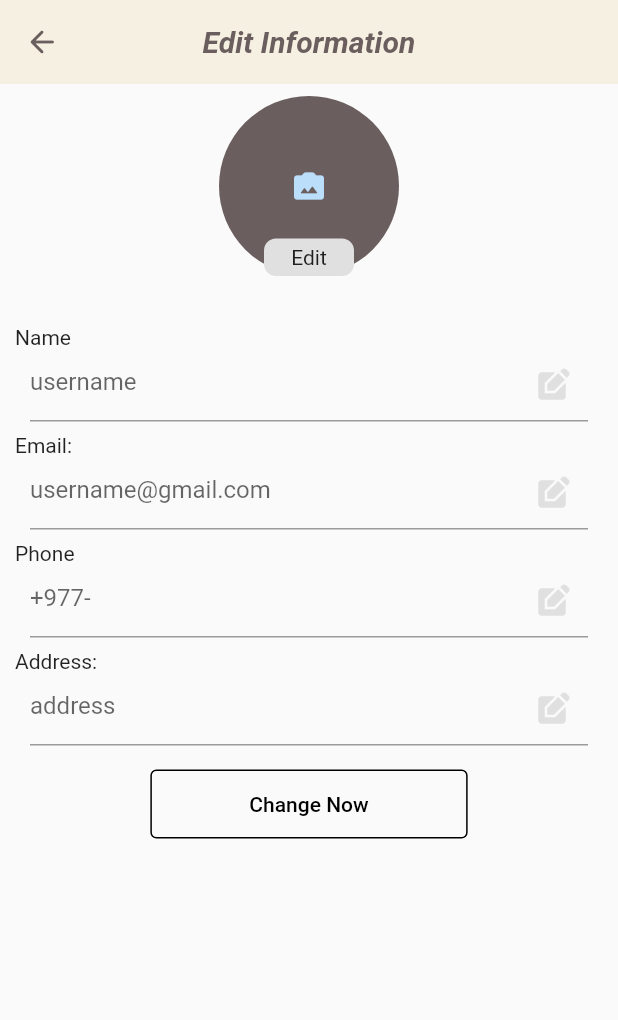
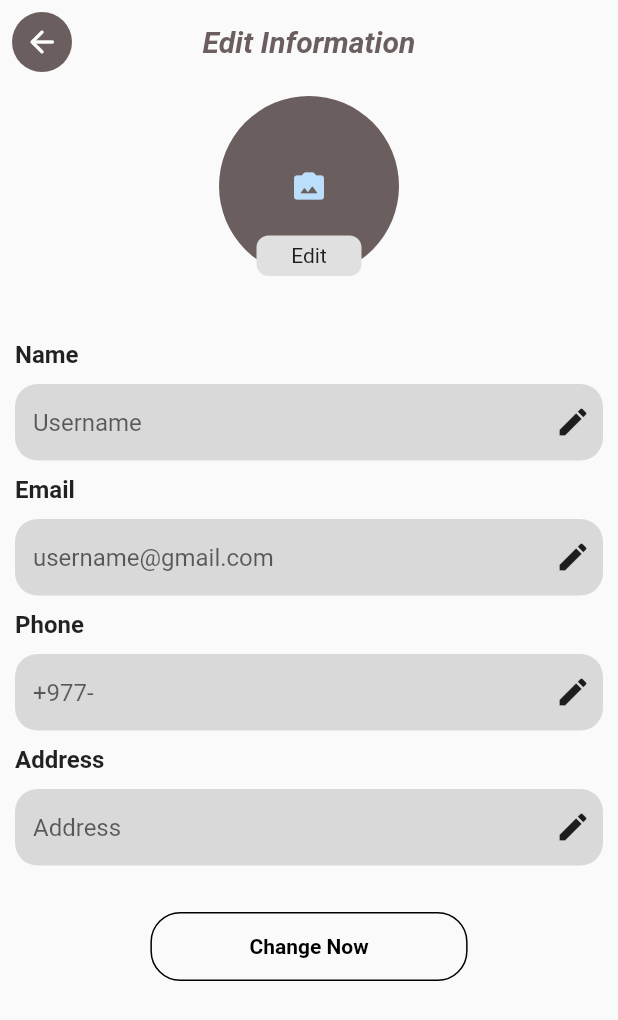
Before and after one commit to aakritip15/E_commerce, a Flutter app: the EditInfo screen opened directly, on a phone screen of 412 x 824 dp. Shown: the top 1020 px of the screen. Run offline on Flutter 3.47's test engine with Material 2 defaults, Android fonts, the phone set to English and light mode, and no system bars; our stand-ins replace cloud_firestore, feather_icons, firebase_auth, firebase_core, google_fonts; accounts and stored records are empty; Roboto replaces fonts that are missing (Times).

Commit message:
Edit information ui updated

```diff
--- a/lib/Screens/edit_information.dart
+++ b/lib/Screens/edit_information.dart
@@ -1,4 +1,5 @@
 import 'package:flutter/material.dart';
+import 'package:google_fonts/google_fonts.dart';
 import '/consts/colors.dart';
 import '/widgets/customTextFormField.dart';
 import '/widgets/myTextField.dart';
@@ -21,12 +22,23 @@ class _EditInfoState extends State<EditInfo> {
             style: TextStyle(
               fontWeight: FontWeight.bold,
               fontStyle: FontStyle.italic,
+              fontFamily: 'Times',
+              wordSpacing: 0,
             ),
           ),
           centerTitle: true,
           elevation: 0.0,
-          leading: Icon(Icons.arrow_back_rounded),
-          backgroundColor: kAlmond,
+          leading: const Padding(
+            padding: EdgeInsets.all(8.0),
+            child: CircleAvatar(
+              backgroundColor: kBrown,
+              child: Icon(
+                Icons.arrow_back_rounded,
+                color: Colors.white,
+              ),
+            ),
+          ),
+          backgroundColor: Colors.transparent,
           foregroundColor: kBrown,
         ),
         body: Padding(
@@ -51,47 +63,187 @@ class _EditInfoState extends State<EditInfo> {
                         //TODO: Add functionality to Edit Button
                       },
                       child: Container(
-                        width: 60,
-                        height: 25,
+                        width: 70,
+                        height: 27,
 
                         // color: kBlue,
                         decoration: BoxDecoration(
                           color: kGrey,
                           borderRadius: BorderRadius.circular(8.0),
                         ),
-                        child: const Center(child: Text('Edit')),
+                        child: const Center(
+                            child: Text(
+                          'Edit',
+                          style: TextStyle(
+                            fontFamily: 'Times',
+                          ),
+                        )),
                       ),
                     ),
                   ],
                 ),
               ),
               SizedBox(
-                height: 25.0,
+                height: 35.0,
               ),
-              Text('Name'),
-              textFieldEditInfo(text: 'username'),
-              SizedBox(height: 8.0),
-              Text('Email:'),
-              textFieldEditInfo(text: 'username@gmail.com'),
-              SizedBox(height: 8.0),
-              Text('Phone'),
-              textFieldEditInfo(text: '+977-'),
-              SizedBox(height: 8.0),
-              Text('Address:'),
-              textFieldEditInfo(text: 'address'),
-              SizedBox(height: 15.0),
+              const Text(
+                'Name',
+                style: TextStyle(
+                  fontFamily: 'Times',
+                  fontSize: 16,
+                  fontWeight: FontWeight.bold,
+                ),
+              ),
+              SizedBox(height: 10.0),
+              Stack(
+                alignment: Alignment.centerRight,
+                children: [
+                  TextFormField(
+                    maxLines: 1,
+                    decoration: const InputDecoration(
+                        isDense: true,
+                        hintText: 'Username',
+                        filled: true,
+                        fillColor: Color(0xffD9D9D9),
+                        border: OutlineInputBorder(
+                          borderSide: BorderSide.none,
+                          borderRadius: BorderRadius.all(Radius.circular(15.0)),
+                          gapPadding: 4.0,
+                        )),
+                  ),
+                  const Padding(
+                    padding: EdgeInsets.all(8.0),
+                    child: Icon(
+                      Icons.edit,
+                      //color: Colors.white12,
+                    ),
+                  )
+                ],
+              ),
+              SizedBox(height: 10.0),
+              const Text(
+                'Email',
+                style: TextStyle(
+                  fontFamily: 'Times',
+                  fontSize: 16,
+                  fontWeight: FontWeight.bold,
+                ),
+              ),
+              SizedBox(height: 10.0),
+              Stack(
+                alignment: Alignment.centerRight,
+                children: [
+                  TextFormField(
+                    maxLines: 1,
+                    decoration: const InputDecoration(
+                        isDense: true,
+                        hintText: 'username@gmail.com',
+                        filled: true,
+                        fillColor: Color(0xffD9D9D9),
+                        border: OutlineInputBorder(
+                          borderSide: BorderSide.none,
+                          borderRadius: BorderRadius.all(Radius.circular(15.0)),
+                          gapPadding: 4.0,
+                        )),
+                  ),
+                  const Padding(
+                    padding: EdgeInsets.all(8.0),
+                    child: Icon(
+                      Icons.edit,
+                      //color: Colors.white12,
+                    ),
+                  )
+                ],
+              ),
+              SizedBox(height: 10.0),
+              const Text(
+                'Phone',
+                style: TextStyle(
+                  fontFamily: 'Times',
+                  fontSize: 16,
+                  fontWeight: FontWeight.bold,
+                ),
+              ),
+              SizedBox(height: 10.0),
+              Stack(
+                alignment: Alignment.centerRight,
+                children: [
+                  TextFormField(
+                    maxLines: 1,
+                    decoration: const InputDecoration(
+                        isDense: true,
+                        hintText: '+977-',
+                        filled: true,
+                        fillColor: Color(0xffD9D9D9),
+                        border: OutlineInputBorder(
+                          borderSide: BorderSide.none,
+                          borderRadius: BorderRadius.all(Radius.circular(15.0)),
+                          gapPadding: 4.0,
+                        )),
+                  ),
+                  const Padding(
+                    padding: EdgeInsets.all(8.0),
+                    child: Icon(
+                      Icons.edit,
+                      //color: Colors.white12,
+                    ),
+                  )
+                ],
+              ),
+              SizedBox(height: 10.0),
+              const Text(
+                'Address',
+                style: TextStyle(
+                  fontFamily: 'Times',
+                  fontSize: 16,
+                  fontWeight: FontWeight.bold,
+                ),
+              ),
+              SizedBox(height: 10.0),
+              Stack(
+                alignment: Alignment.centerRight,
+                children: [
+                  TextFormField(
+                    maxLines: 1,
+                    decoration: const InputDecoration(
+                        isDense: true,
+                        hintText: 'Address',
+                        filled: true,
+                        fillColor: Color(0xffD9D9D9),
+                        border: OutlineInputBorder(
+                          borderSide: BorderSide.none,
+                          borderRadius: BorderRadius.all(Radius.circular(15.0)),
+                          gapPadding: 4.0,
+                        )),
+                  ),
+                  const Padding(
+                    padding: EdgeInsets.all(8.0),
+                    child: Icon(
+                      Icons.edit,
+                      //color: Colors.white12,
+                    ),
+                  )
+                ],
+              ),
+              SizedBox(height: 30.0),
               Center(
                 child: OutlinedButton(
                   style: OutlinedButton.styleFrom(
-                    side: BorderSide(color: Colors.black),
-                  ),
+                      side: BorderSide(
+                        color: Colors.black,
+                      ),
+                      shape: RoundedRectangleBorder(
+                          borderRadius: BorderRadius.circular(20))),
                   onPressed: () {},
-                  child: Padding(
-                    padding: const EdgeInsets.symmetric(
-                        horizontal: 50.0, vertical: 15.0),
+                  child: const Padding(
+                    padding:
+                        EdgeInsets.symmetric(horizontal: 50.0, vertical: 15.0),
                     child: Text(
                       'Change Now',
-                      style: TextStyle(color: Colors.black),
+                      style: TextStyle(
+                        color: Colors.black,
+                        fontWeight: FontWeight.bold,
+                      ),
                     ),
                   ),
                 ),
--- a/lib/main.dart
+++ b/lib/main.dart
@@ -37,16 +37,18 @@ class _MyAppState extends State<MyApp> {
       theme: ThemeData(
         primarySwatch: Colors.blue,
       ),
-      home:ChatPage(),
+      //home: ChatPage(),
+      //home: BODY(),
+      home: EditInfo(),
       //home: AnimatedSplashScreen(splash: Icons.home, nextScreen: MyHomePage(), duration: 2500, backgroundColor: Color(0xFFFFB930), splashTransition: SplashTransition.fadeTransition),
       debugShowCheckedModeBanner: false,
     );
   }
 
-  Scaffold App() {
-    return Scaffold(
-      appBar: APPBAR(),
-      body: Item_view(),
-    );
-  }
+  // Scaffold App() {
+  //   return Scaffold(
+  //     appBar: APPBAR(),
+  //     body: Item_view(),
+  //   );
+  // }
 }
--- a/pubspec.yaml
+++ b/pubspec.yaml
@@ -40,6 +40,7 @@ dependencies:
   feather_icons: ^1.2.0
   flutter:
     sdk: flutter
+  flutter_feather_icons: ^2.0.0+1
 
 dev_dependencies:
 
```
Also changed, not shown: pubspec.lock.
